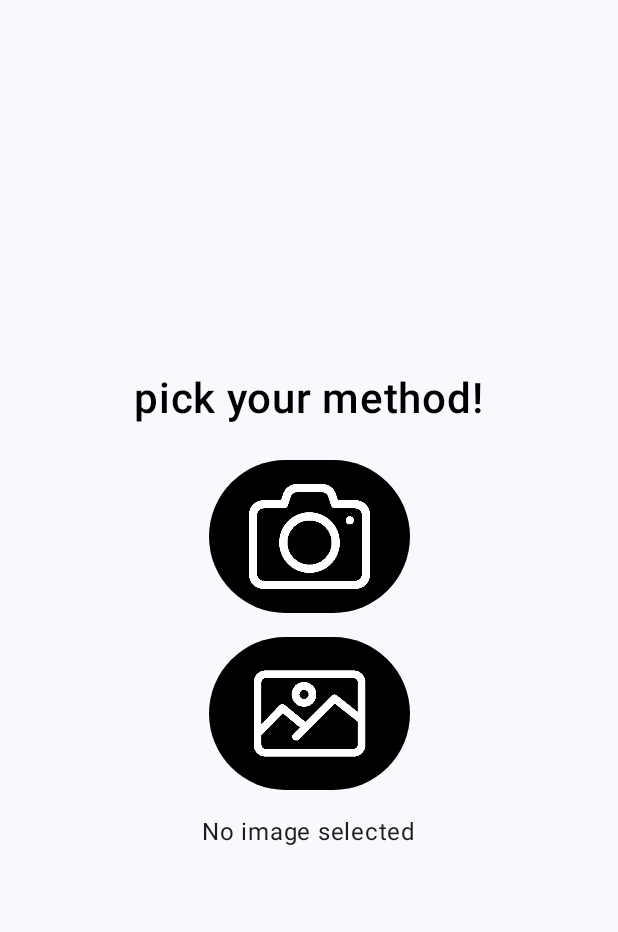
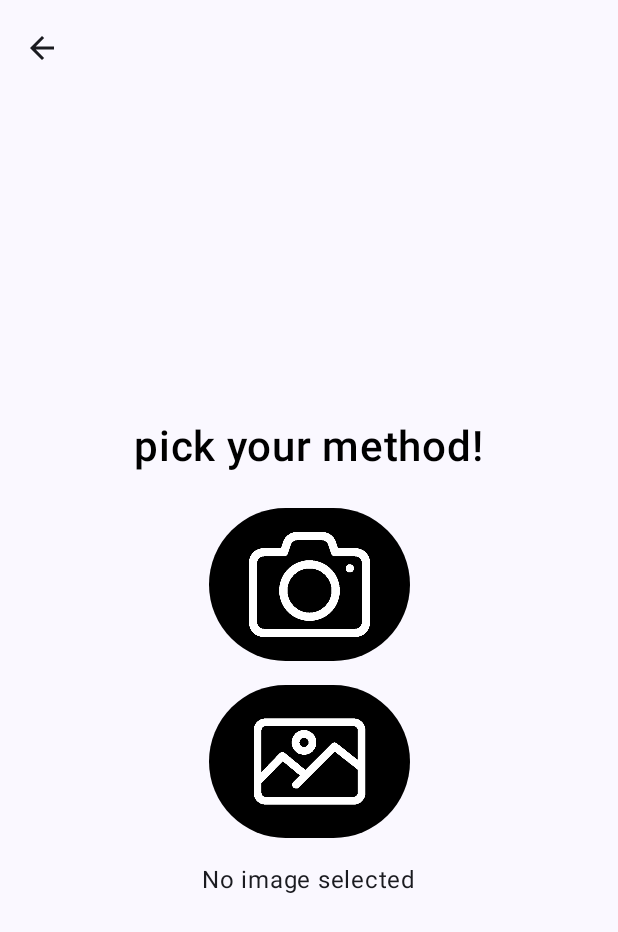
Before and after one commit to mazenhussain/Symbalyze, an Android app built with Jetpack Compose: the ImageInputScreen screen opened through its navigation route, on a phone screen of 412 x 824 dp. Shown: the top 932 px of the screen. Run offline under Robolectric (Android 15) with nearby library versions, the phone set to English and light mode, and no system bars; our stand-ins replace Firebase (no records; nobody signed in at launch, a user with empty details on screens opened directly).

Commit message:
added back button

```diff
--- a/frontend/app/src/main/java/com/g5/symbalyze/MainActivity.kt
+++ b/frontend/app/src/main/java/com/g5/symbalyze/MainActivity.kt
@@ -13,6 +13,7 @@ import androidx.navigation.compose.NavHost
 import androidx.navigation.compose.composable
 import androidx.navigation.compose.rememberNavController
 import com.g5.symbalyze.ui.screens.DrawInputScreen
+import com.g5.symbalyze.ui.screens.ImageInputScreen
 import com.g5.symbalyze.ui.screens.HomeScreen
 import com.g5.symbalyze.ui.screens.ImageInput
 import com.g5.symbalyze.ui.theme.SymbalyzeTheme
@@ -42,6 +43,6 @@ fun AppNavigation() {
     NavHost(navController = navController, startDestination = "home") {
         composable("home") { HomeScreen(navController) }
         composable("draw") { DrawInputScreen(navController) }
-        composable("image") { ImageInput(navController) }
+        composable("image") { ImageInputScreen(navController) }
     }
 }
--- a/frontend/app/src/main/java/com/g5/symbalyze/ui/screens/ImageInput.kt
+++ b/frontend/app/src/main/java/com/g5/symbalyze/ui/screens/ImageInput.kt
@@ -36,9 +36,42 @@ import androidx.compose.ui.platform.LocalContext
 import java.io.File
 import android.Manifest
 import android.provider.MediaStore
+import androidx.compose.material.icons.Icons
+import androidx.compose.material.icons.filled.ArrowBack
+import androidx.compose.material3.ExperimentalMaterial3Api
+import androidx.compose.material3.Icon
+import androidx.compose.material3.IconButton
+import androidx.compose.material3.Scaffold
+import androidx.compose.material3.TopAppBar
 
+@OptIn(ExperimentalMaterial3Api::class)
 @Composable
-fun ImageInput(navController: NavController) {
+fun ImageInputScreen(navController: NavController) {
+    Scaffold(
+        topBar = {
+            TopAppBar(
+                title = { },
+                navigationIcon = {
+                    IconButton(onClick = { navController.popBackStack() }) {
+                        Icon(Icons.Default.ArrowBack, contentDescription = "Back")
+                    }
+                }
+            )
+        }
+    ) { paddingValues ->
+        Column(
+            modifier = Modifier
+                .fillMaxSize()
+                .padding(paddingValues),
+            horizontalAlignment = Alignment.CenterHorizontally,
+            verticalArrangement = Arrangement.Center
+        ) {
+            ImageInput()
+        }
+    }
+}
+@Composable
+fun ImageInput() {
     var selectedImageUri by remember { mutableStateOf<Uri?>(null) }
     var downloadUrl by remember { mutableStateOf<String?>(null) }
     var statusMessage by remember { mutableStateOf("No image selected") }
```
